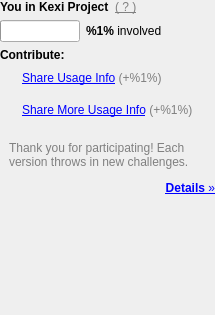
KDE/calligra, file kexi/main/status/status.ui: the form before one commit.
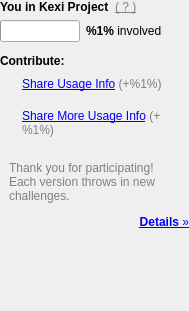
The form after the commit. Icons and pictures are not drawn.

Commit message: Feedback GUI: improve layout

```diff
--- a/kexi/main/status/status.ui
+++ b/kexi/main/status/status.ui
@@ -6,8 +6,8 @@
    <rect>
     <x>0</x>
     <y>0</y>
-    <width>215</width>
-    <height>315</height>
+    <width>189</width>
+    <height>311</height>
    </rect>
   </property>
   <property name="windowTitle">
@@ -25,9 +25,6 @@
      <property name="spacing">
       <number>6</number>
      </property>
-     <property name="sizeConstraint">
-      <enum>QLayout::SetMaximumSize</enum>
-     </property>
      <item>
       <widget class="QLabel" name="label">
        <property name="font">
@@ -125,7 +122,7 @@
      <property name="minimumSize">
       <size>
        <width>0</width>
-       <height>6</height>
+       <height>12</height>
       </size>
      </property>
      <property name="maximumSize">
@@ -182,6 +179,9 @@
         <property name="text">
          <string>&lt;a href=&quot;link&quot;&gt;Share Usage Info&lt;/a&gt; &lt;span style=&quot;color:gray;&quot;&gt;(+%1%)&lt;/span&gt;</string>
         </property>
+        <property name="wordWrap">
+         <bool>true</bool>
+        </property>
        </widget>
       </item>
      </layout>
@@ -279,6 +279,9 @@
        <property name="orientation">
         <enum>Qt::Horizontal</enum>
        </property>
+       <property name="sizeType">
+        <enum>QSizePolicy::Expanding</enum>
+       </property>
        <property name="sizeHint" stdset="0">
         <size>
          <width>40</width>
@@ -313,6 +316,9 @@
      <property name="orientation">
       <enum>Qt::Vertical</enum>
      </property>
+     <property name="sizeType">
+      <enum>QSizePolicy::Expanding</enum>
+     </property>
      <property name="sizeHint" stdset="0">
       <size>
        <width>20</width>
```
Left out of the diff: 4 changed lines with no effect on the pictures. The commit also changes 1 other file.
